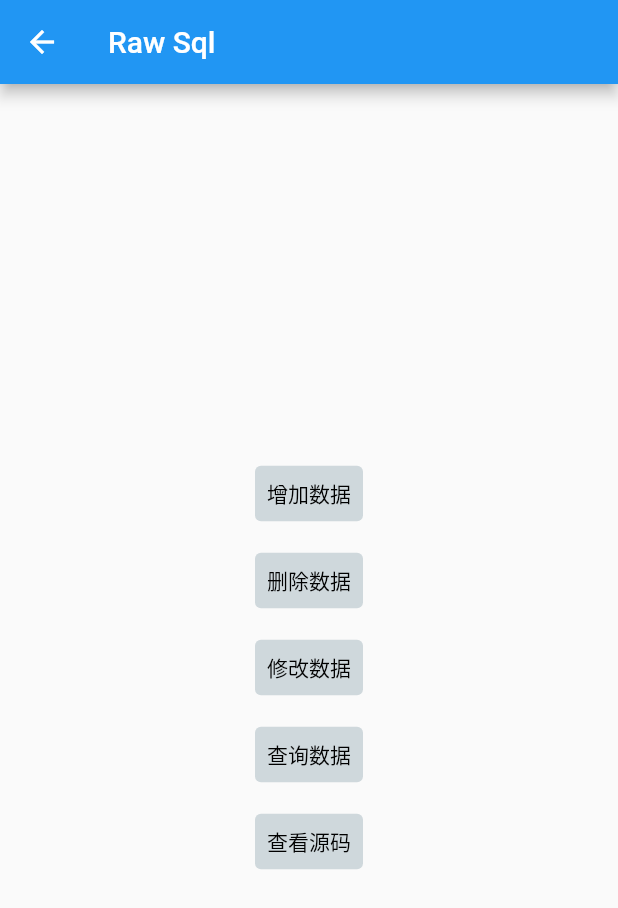
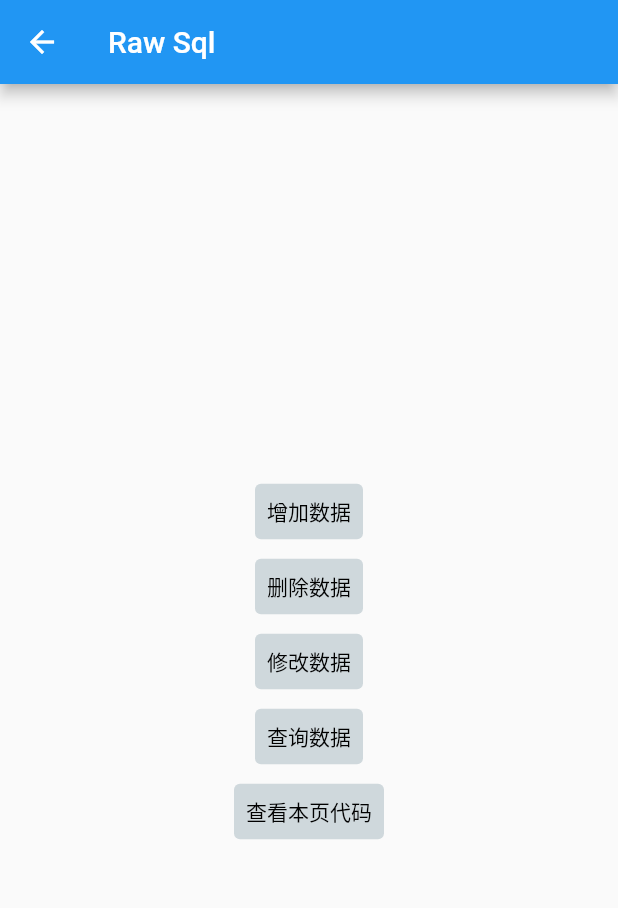
Before and after one commit to xes1v1/f_sql, a Flutter app: the screen it shows after launch, after a tap on "Raw SQL方式", on a phone screen of 412 x 824 dp. Shown: the top 908 px of the screen. Run offline on Flutter 3.47's test engine with Material 2 defaults, Android fonts, the phone set to English and light mode, and no system bars; our stand-ins replace sqflite; accounts and stored records are empty.

Commit message:
查看页面代码

```diff
--- a/lib/button.dart
+++ b/lib/button.dart
@@ -18,7 +18,7 @@ class DButton extends StatelessWidget {
   @override
   Widget build(BuildContext context) {
     return Container(
-      margin: EdgeInsets.only(top: 10),
+      margin: EdgeInsets.only(top: 2),
       child: TextButton(
           onPressed: this.fn,
           style: TextButton.styleFrom(
--- a/lib/main.dart
+++ b/lib/main.dart
@@ -5,6 +5,7 @@ import 'package:flutter/material.dart';
 
 import 'package:sqflite/sqflite.dart';
 import 'package:path/path.dart';
+import 'package:url_launcher/url_launcher.dart';
 
 void main() {
   runApp(MyApp());
@@ -96,7 +97,7 @@ class _MyHomePageState extends State<MyHomePage> {
           mainAxisAlignment: MainAxisAlignment.center,
           children: <Widget>[
             Text('数据库基地址： $_databasesPath'),
-            SizedBox(height: 10),
+            SizedBox(height: 5),
             Text('demo.db 数据库地址： $_dbPath'),
             DButton('创建/获取数据库', () async {
               initDatabase();
@@ -120,10 +121,10 @@ class _MyHomePageState extends State<MyHomePage> {
                   .execute('alter table Test2 rename column num to num3');
               print('更改字段 end');
             }),
-            SizedBox(height: 10),
+            SizedBox(height: 5),
             Text('数据库的操作有两种方式，一种是直接使用sql语句进行操作，即Raw SQL操作, '
                 '另一种是基于SQL helpers的操作，两种方式各有优势，点击下方查看具体使用'),
-            SizedBox(height: 10),
+            SizedBox(height: 5),
             Row(
               mainAxisAlignment: MainAxisAlignment.spaceAround,
               children: [
@@ -132,7 +133,7 @@ class _MyHomePageState extends State<MyHomePage> {
                   Navigator.of(context).push(MaterialPageRoute(
                       builder: (BuildContext context) => RawSql(_database)));
                 }),
-                Container(width: 1, height: 50, color: Colors.grey),
+                Container(width: 1, height: 40, color: Colors.grey),
                 DButton('SQL helpers方式', () async {
                   Navigator.of(context).push(MaterialPageRoute(
                       builder: (BuildContext context) => SQLHelpers(_dbPath)));
@@ -155,9 +156,12 @@ class _MyHomePageState extends State<MyHomePage> {
               await deleteDatabase(_dbPath);
             }),
 
-            DButton('查看源码', () async {
-              // Navigator.of(context).push(MaterialPageRoute(
-              //     builder: (BuildContext context) => RawSql(_database)));
+            DButton('查看本页代码', () async {
+              final url =
+                  "https://github.com/xes1v1/f_sql/blob/main/lib/main.dart";
+              if (await canLaunch(url)) {
+                await launch(url);
+              }
             })
           ],
         ),
--- a/lib/raw_sql.dart
+++ b/lib/raw_sql.dart
@@ -9,6 +9,7 @@
 import 'package:f_sql/button.dart';
 import 'package:flutter/material.dart';
 import 'package:sqflite/sqflite.dart';
+import 'package:url_launcher/url_launcher.dart';
 
 class RawSql extends StatelessWidget {
 
@@ -53,9 +54,12 @@ class RawSql extends StatelessWidget {
               print(list);
             }),
 
-            DButton('查看源码', () async {
-              // Navigator.of(context).push(MaterialPageRoute(
-              //     builder: (BuildContext context) => RawSql(_database)));
+            DButton('查看本页代码', () async {
+              final url =
+                  "https://github.com/xes1v1/f_sql/blob/main/lib/raw_sql.dart";
+              if (await canLaunch(url)) {
+                await launch(url);
+              }
             }),
           ],
         ),
--- a/lib/sql_helpers.dart
+++ b/lib/sql_helpers.dart
@@ -9,6 +9,7 @@
 import 'package:f_sql/button.dart';
 import 'package:flutter/material.dart';
 import 'package:sqflite/sqflite.dart';
+import 'package:url_launcher/url_launcher.dart';
 
 class SQLHelpers extends StatelessWidget {
   final String dbPath;
@@ -47,9 +48,12 @@ class SQLHelpers extends StatelessWidget {
               _todoProvider.getTodo(1);
             }),
 
-            DButton('查看源码', () async {
-              // Navigator.of(context).push(MaterialPageRoute(
-              //     builder: (BuildContext context) => RawSql(_database)));
+            DButton('查看本页代码', () async {
+              final url =
+                  "https://github.com/xes1v1/f_sql/blob/main/lib/sql_helpers.dart";
+              if (await canLaunch(url)) {
+                await launch(url);
+              }
             }),
           ],
         ),
```
Also changed, not shown: 1 other file.
